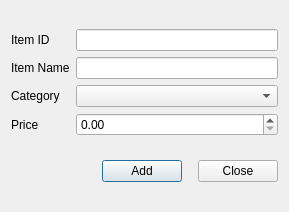
The window that DialogBox/additem.ui (Anmol-A-jain/Dyner) describes before a commit, drawn with Qt 5.
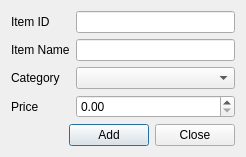
The same window after the commit. Icons and pictures are not drawn.

Patch:
```diff
--- a/DialogBox/additem.ui
+++ b/DialogBox/additem.ui
@@ -6,8 +6,8 @@
    <rect>
     <x>0</x>
     <y>0</y>
-    <width>289</width>
-    <height>212</height>
+    <width>246</width>
+    <height>157</height>
    </rect>
   </property>
   <property name="windowTitle">
```
